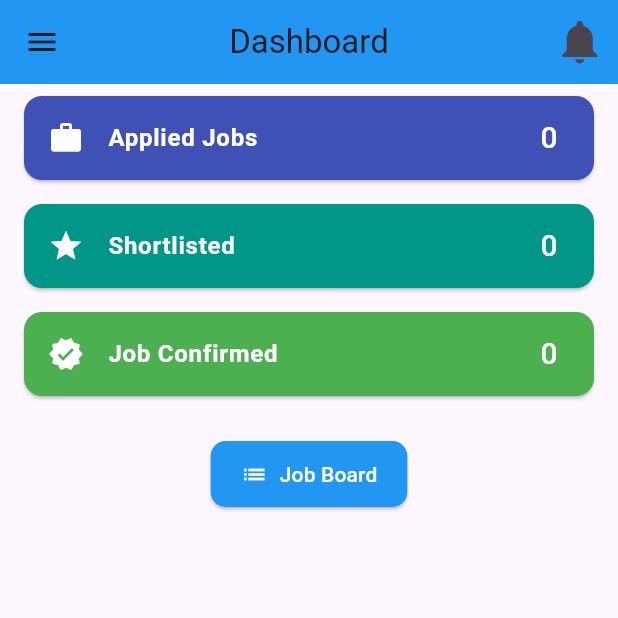
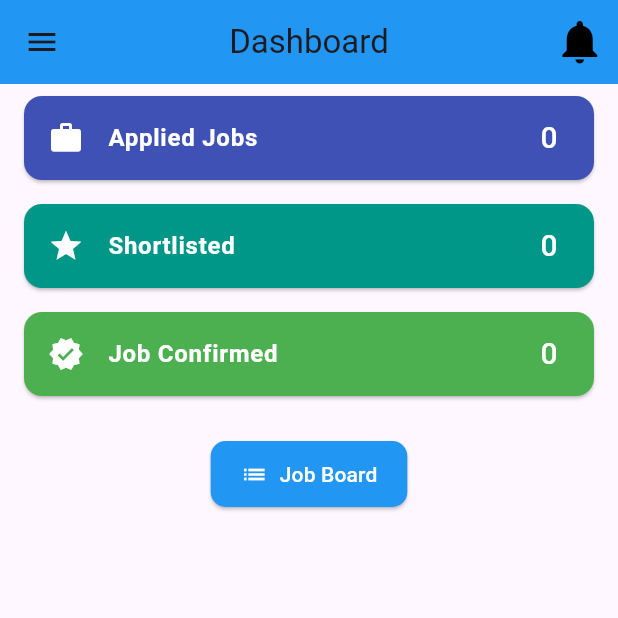
Before and after one commit to mahim2001/Job_Varse, a Flutter app: the DashboardPage screen opened directly, on a phone screen of 412 x 824 dp, the top half of it. Run offline on Flutter 3.47's test engine with Material 3 defaults, Android fonts, the phone set to English and light mode, and no system bars; our stand-ins replace cloud_firestore, file_picker, firebase_auth, firebase_core, firebase_storage, image_picker and 1 more; missing offline and left inert: flutter_pdfview; accounts and stored records are empty.

Commit message:
Initial commit with notification feature

```diff
--- a/lib/dashboard.dart
+++ b/lib/dashboard.dart
@@ -93,18 +93,56 @@ class _DashboardPageState extends State<DashboardPage> {
         backgroundColor: Colors.blue,
         centerTitle: true,
         actions: [
+          StreamBuilder<QuerySnapshot>(
+            stream: FirebaseFirestore.instance
+                .collection('users')
+                .doc(FirebaseAuth.instance.currentUser?.uid)
+                .collection('notifications')
+                .where('isRead', isEqualTo: false)
+                .snapshots(),
+            builder: (context, snapshot) {
+              final hasUnread = snapshot.hasData && snapshot.data!.docs.isNotEmpty;
+
+              return Stack(
+                children: [
                   IconButton(
                     iconSize: 35,
-              icon: const Icon(Icons.notifications),
+                    icon: const Icon(Icons.notifications, color: Colors.black,),
                     onPressed: () {
+                      final userId = FirebaseAuth.instance.currentUser?.uid;
+                      if (userId != null) {
                         Navigator.push(
                           context,
                           MaterialPageRoute(
-                      builder: (context) => const NotificationPage(userId: '',)),
+                            builder: (context) => NotificationPage(userId: userId),
+                          ),
+                        );
+                      } else {
+                        ScaffoldMessenger.of(context).showSnackBar(
+                          const SnackBar(content: Text("You must be logged in to view notifications")),
+                        );
+                      }
+                    },
+                  ),
+                  if (hasUnread)
+                    Positioned(
+                      right: 15,
+                      top: 15,
+                      child: Container(
+                        width: 15,
+                        height: 15,
+                        decoration: const BoxDecoration(
+                          color: Colors.red,
+                          shape: BoxShape.circle,
+                        ),
+                      ),
+                    ),
+                ],
               );
             },
           ),
         ],
+
       ),
       drawer: AppDrawer(onItemTapped: _onDrawerItemTapped),
       body: SingleChildScrollView(
--- a/pubspec.yaml
+++ b/pubspec.yaml
@@ -52,6 +52,7 @@ dependencies:
   pdf: ^3.10.1
   printing: ^5.12.0
   flutter_pdfview: ^1.4.0
+  android_intent_plus: ^5.3.0
 
 
 
```
Also changed, not shown: lib/admin_applicants_list.dart (+20 -18 lines), lib/home.dart (+43 -37 lines), lib/job_details.dart (+19 -2 lines), lib/notifications.dart (+24 -12 lines), pubspec.lock. Lines whose indentation alone changed are shown as unchanged.
